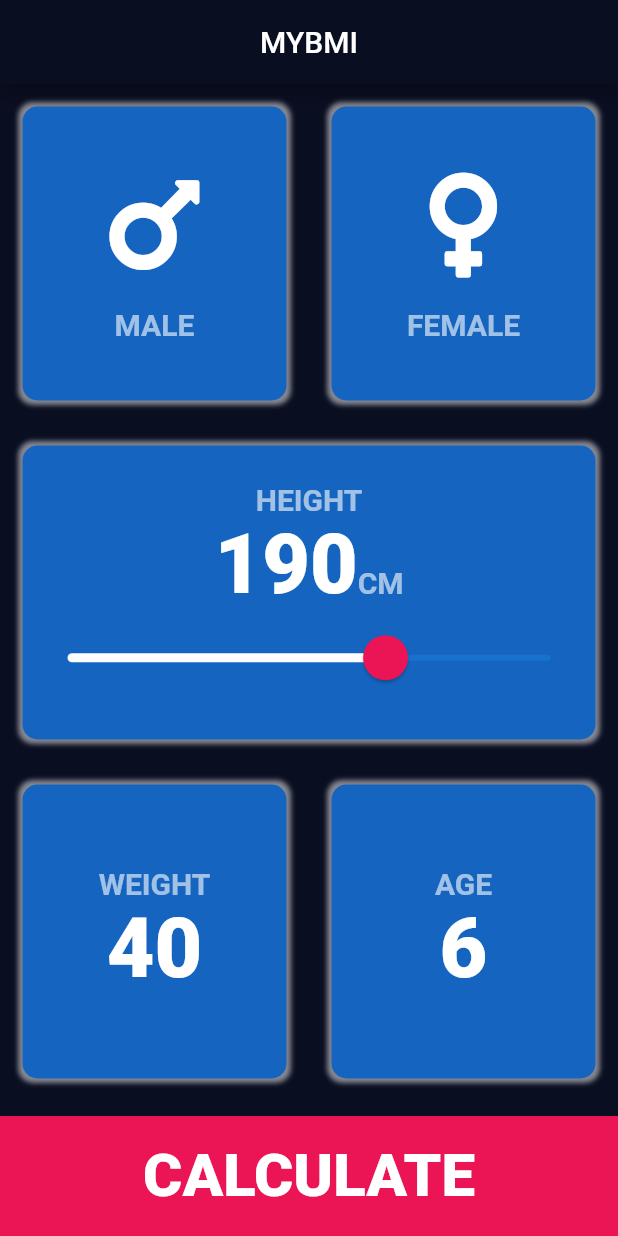
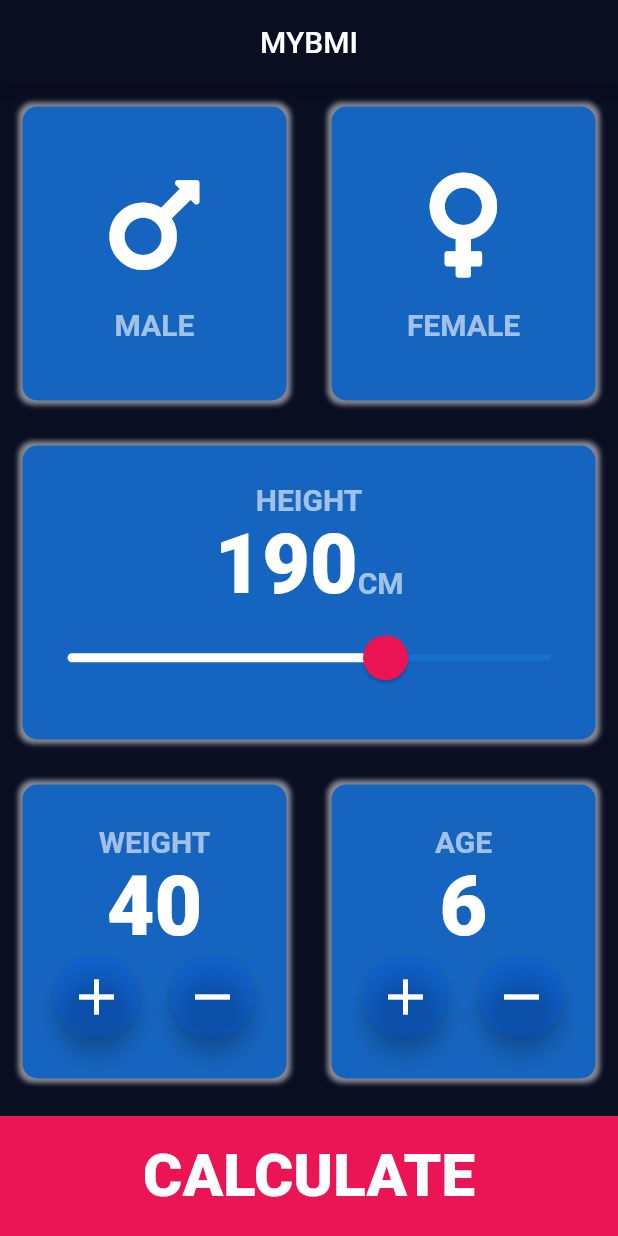
Before and after one commit to RedeemerNtumy/bmiCalculatorApp, a Flutter app: the screen it shows after launch, on a phone screen of 412 x 824 dp. Run offline on Flutter 3.47's test engine with Material 2 defaults, Android fonts, the phone set to English and light mode, and no system bars; our stand-ins replace font_awesome_flutter.

Commit message:
Made the weight and age buttons functional

```diff
--- a/lib/input_page.dart
+++ b/lib/input_page.dart
@@ -130,6 +130,37 @@ class _InputPageState extends State<InputPage> {
                         Text(
                           weight.toString(),
                           style: kNumbers,
+                        ),
+                        Row(
+                          mainAxisAlignment: MainAxisAlignment.spaceEvenly,
+                          children: [
+                            FloatingActionButton(
+                              child: Icon(
+                                Icons.add,
+                                color: Colors.white,
+                                size: 40.0,
+                              ),
+                              onPressed: () {
+                                setState(() {
+                                  weight++;
+                                });
+                              },
+                              backgroundColor: Color(0x3f0062ff),
+                            ),
+                            FloatingActionButton(
+                              child: Icon(
+                                Icons.remove,
+                                color: Colors.white,
+                                size: 40.0,
+                              ),
+                              onPressed: () {
+                                setState(() {
+                                  weight--;
+                                });
+                              },
+                              backgroundColor: Color(0x3f0062ff),
+                            )
+                          ],
                         )
                       ],
                     ),
@@ -148,6 +179,37 @@ class _InputPageState extends State<InputPage> {
                         Text(
                           age.toString(),
                           style: kNumbers,
+                        ),
+                        Row(
+                          mainAxisAlignment: MainAxisAlignment.spaceEvenly,
+                          children: [
+                            FloatingActionButton(
+                              child: Icon(
+                                Icons.add,
+                                color: Colors.white,
+                                size: 40.0,
+                              ),
+                              onPressed: () {
+                                setState(() {
+                                  age++;
+                                });
+                              },
+                              backgroundColor: Color(0x3f0062ff),
+                            ),
+                            FloatingActionButton(
+                              child: Icon(
+                                Icons.remove,
+                                color: Colors.white,
+                                size: 40.0,
+                              ),
+                              onPressed: () {
+                                setState(() {
+                                  age--;
+                                });
+                              },
+                              backgroundColor: Color(0x3f0062ff),
+                            )
+                          ],
                         )
                       ],
                     ),
```
